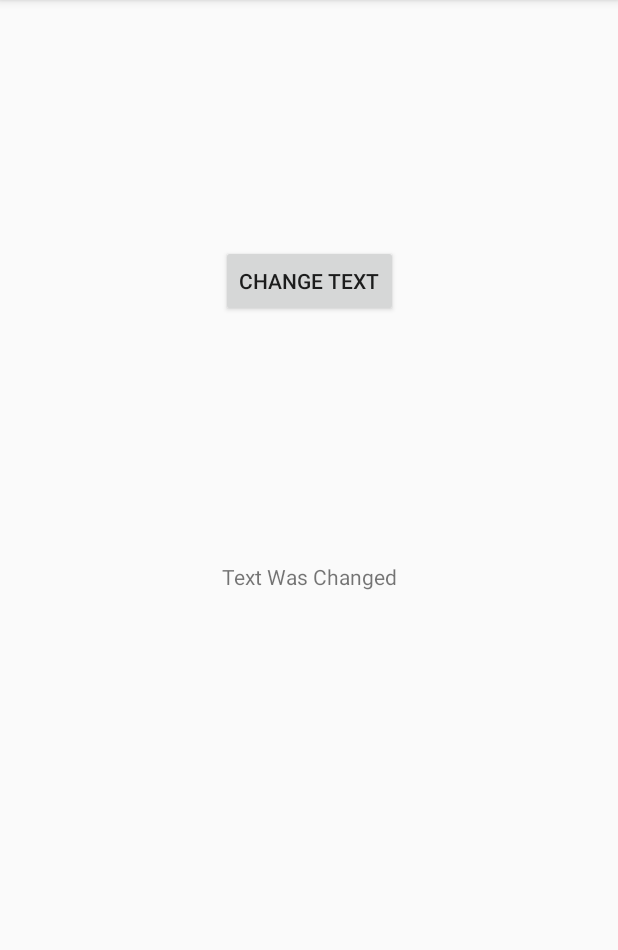
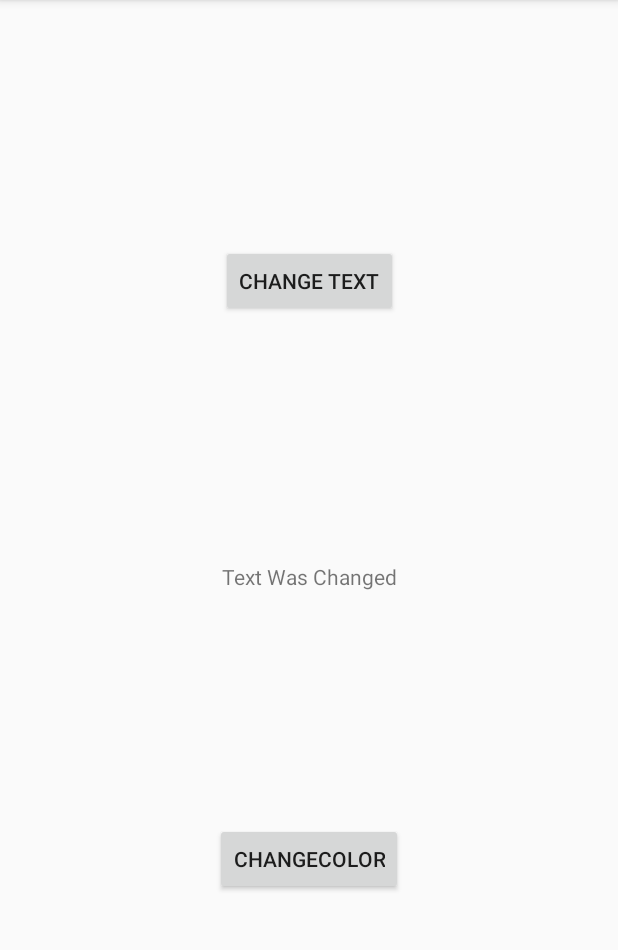
Before and after one commit to TomasKondrotas/HelloWorld2, an Android app: the screen it shows after launch (MainActivity), after a tap on "CHANGE TEXT", on a phone screen of 412 x 824 dp, the part 84-1034 px from its top. Run offline under Robolectric (Android 15) with nearby library versions, the phone set to English and light mode, and no system bars.

Commit message:
Added Color change button

```diff
--- a/app/src/main/java/com/example/helloworld/MainActivity.java
+++ b/app/src/main/java/com/example/helloworld/MainActivity.java
@@ -2,9 +2,12 @@ package com.example.helloworld;
 
 import androidx.appcompat.app.AppCompatActivity;
 
+import android.graphics.Color;
 import android.os.Bundle;
 import android.view.View;
 import android.widget.TextView;
+
+import static android.graphics.Color.rgb;
 
 public class MainActivity extends AppCompatActivity {
 
@@ -19,6 +22,11 @@ public class MainActivity extends AppCompatActivity {
     }
 
     public void ChangeText(View view) {
+
         this.TvMain.setText("Text Was Changed");
     }
+
+    public void ColorChange(View view) {
+        this.TvMain.setTextColor(Color.rgb(200, 0, 0));
+    }
 }
--- a/app/src/main/res/layout/activity_main.xml
+++ b/app/src/main/res/layout/activity_main.xml
@@ -27,4 +27,16 @@
         app:layout_constraintStart_toStartOf="parent"
         app:layout_constraintTop_toTopOf="parent" />
 
+    <Button
+        android:id="@+id/BtnColorChange"
+        android:layout_width="wrap_content"
+        android:layout_height="wrap_content"
+        android:text="ChangeColor"
+        android:onClick="ColorChange"
+        app:layout_constraintBottom_toBottomOf="parent"
+        app:layout_constraintEnd_toEndOf="parent"
+        app:layout_constraintStart_toStartOf="parent"
+        app:layout_constraintTop_toBottomOf="@+id/TvMain"
+        app:layout_constraintVertical_bias="0.474" />
+
 </androidx.constraintlayout.widget.ConstraintLayout>
```
